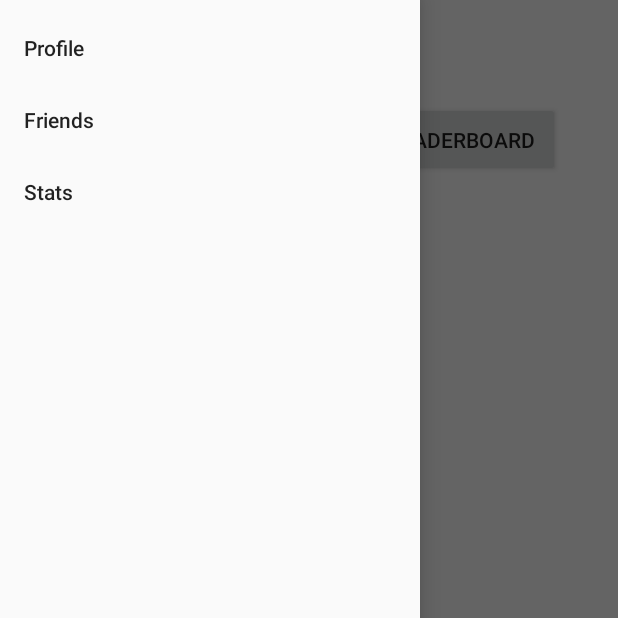
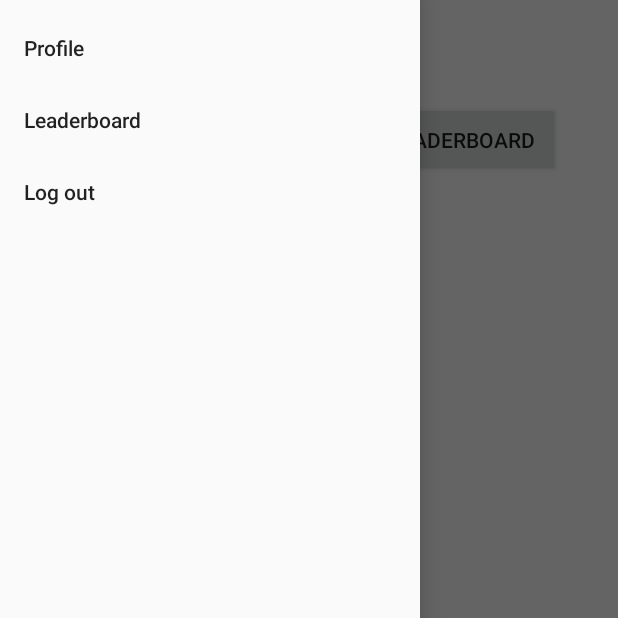
Before and after one commit to Alvaro2112/Money_run, an Android app: the screen it shows after launch once a user with an empty profile is signed in (MenuActivity), with the side drawer open, on a phone screen of 412 x 824 dp, the top half of it. Run offline under Robolectric (Android 15) with nearby library versions, the phone set to English and light mode, and no system bars; our stand-ins replace Firebase (no records; nobody signed in at launch, a user with empty details on screens opened directly).

Commit message:
drawer buttons in menu now lead to corresponding activities

```diff
--- a/app/src/main/java/sdp/moneyrun/MenuActivity.java
+++ b/app/src/main/java/sdp/moneyrun/MenuActivity.java
@@ -4,20 +4,24 @@ import android.content.Intent;
 import android.os.Bundle;
 import android.view.Gravity;
 import android.view.LayoutInflater;
+import android.view.MenuItem;
 import android.view.View;
 import android.widget.Button;
 import android.widget.LinearLayout;
 import android.widget.PopupWindow;
 import android.widget.TextView;
 
+import androidx.annotation.NonNull;
 import androidx.appcompat.app.AppCompatActivity;
+import androidx.core.view.GravityCompat;
+import androidx.drawerlayout.widget.DrawerLayout;
 
 import com.google.android.material.navigation.NavigationView;
 import com.google.firebase.auth.FirebaseAuth;
 
 import java.io.InputStream;
 
-public class MenuActivity extends AppCompatActivity /*implements NavigationView.OnNavigationItemSelectedListener*/ {
+public class MenuActivity extends AppCompatActivity implements NavigationView.OnNavigationItemSelectedListener {
 
     private Button profileButton;
     private Button leaderboardButton;
@@ -25,13 +29,15 @@ public class MenuActivity extends AppCompatActivity /*implements NavigationView.
     private String[] result;
     private Player player;
     private RiddlesDatabase db;
+    private DrawerLayout mDrawerLayout;
 
     @Override
     protected void onCreate(Bundle savedInstanceState) {
 
         super.onCreate(savedInstanceState);
         setContentView(R.layout.activity_menu);
-
+        setNavigationViewListener();
+        mDrawerLayout = (DrawerLayout) findViewById(R.id.drawer_layout);
         try{
             db = RiddlesDatabase.createInstance(getApplicationContext());
         }
@@ -39,7 +45,6 @@ public class MenuActivity extends AppCompatActivity /*implements NavigationView.
             db = RiddlesDatabase.getInstance();
         }
 
-        NavigationView navigationView = findViewById(R.id.nav_view);
         profileButton = findViewById(R.id.go_to_profile_button);
         leaderboardButton = findViewById(R.id.menu_leaderboardButton);
 
@@ -54,6 +59,36 @@ public class MenuActivity extends AppCompatActivity /*implements NavigationView.
     protected void onDestroy() {
         super.onDestroy();
         RiddlesDatabase.reset();
+    }
+
+    @Override
+    public boolean onNavigationItemSelected(@NonNull MenuItem item) {
+
+        switch (item.getItemId()) {
+
+            case R.id.profile_button: {
+                onButtonSwitchToUserProfileActivity(item.getActionView());
+                break;
+            }
+
+            case R.id.profile_button: {
+                onButtonSwitchToUserProfileActivity(item.getActionView());
+                break;
+            }
+
+            case R.id.profile_button: {
+                onButtonSwitchToUserProfileActivity(item.getActionView());
+                break;
+            }
+        }
+        //close navigation drawer
+        mDrawerLayout.closeDrawer(GravityCompat.START);
+        return true;
+    }
+
+    private void setNavigationViewListener() {
+        NavigationView navigationView = (NavigationView) findViewById(R.id.nav_view);
+        navigationView.setNavigationItemSelectedListener(this);
     }
 
     public void addJoinGameButtonFunctionality(){
@@ -201,6 +236,8 @@ public class MenuActivity extends AppCompatActivity /*implements NavigationView.
         return popupWindow;
     }
 
+
+
 //    @Override
 //    public boolean onNavigationItemSelected(@NonNull MenuItem item) {
 //        switch (item.getItemId()){
--- a/app/src/main/java/sdp/moneyrun/RiddlesDatabase.java
+++ b/app/src/main/java/sdp/moneyrun/RiddlesDatabase.java
@@ -30,7 +30,7 @@ public class RiddlesDatabase {
             String csvLine;
             while ((csvLine = reader.readLine()) != null) {
                 String[] row = csvLine.split(";");
-                this.db.add(new Riddle(row[0].replace("\"", "").replace("\n", ""),
+                db.add(new Riddle(row[0].replace("\"", "").replace("\n", ""),
                 row[1].replace("\"", ""),
                 row[2].replace("\"", ""),
                 row[3].replace("\"", ""),
--- a/app/src/main/res/layout/activity_menu.xml
+++ b/app/src/main/res/layout/activity_menu.xml
@@ -4,6 +4,7 @@
     xmlns:tools="http://schemas.android.com/tools"
     android:layout_width="match_parent"
     android:layout_height="match_parent"
+    android:id="@+id/drawer_layout"
     android:fitsSystemWindows="true"
     tools:openDrawer="start">
 
--- a/app/src/main/res/menu/activity_main_drawer.xml
+++ b/app/src/main/res/menu/activity_main_drawer.xml
@@ -1,17 +1,17 @@
 <?xml version="1.0" encoding="utf-8"?>
 <menu xmlns:android="http://schemas.android.com/apk/res/android"
     xmlns:tools="http://schemas.android.com/tools"
-    tools:showIn="navigation_view">
-
+    tools:showIn="navigation_view"
+    >
     <group android:checkableBehavior="single">
         <item
             android:id="@+id/profile_button"
             android:title="@string/menu_home" />
         <item
-            android:id="@+id/friends_button"
-            android:title="@string/menu_gallery" />
+            android:id="@+id/leaderboard_button"
+            android:title="@string/menu_leaderboard_button_text" />
         <item
-            android:id="@+id/stats_button"
-            android:title="@string/menu_slideshow" />
+            android:id="@+id/log_out_button"
+            android:title="@string/log_out" />
     </group>
 </menu>
--- a/app/src/main/res/values/strings.xml
+++ b/app/src/main/res/values/strings.xml
@@ -45,5 +45,6 @@
 
     <string name="new_location">New lat: %1$s New longitude: %2$s</string>
     <string name="log_out">Log out</string>
+    <string name="leaderboard">Leaderboard</string>
 
 </resources>
```
